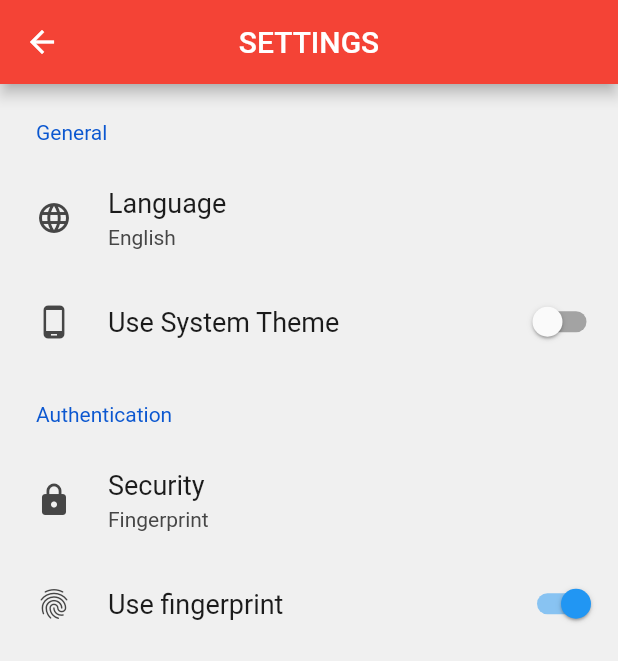
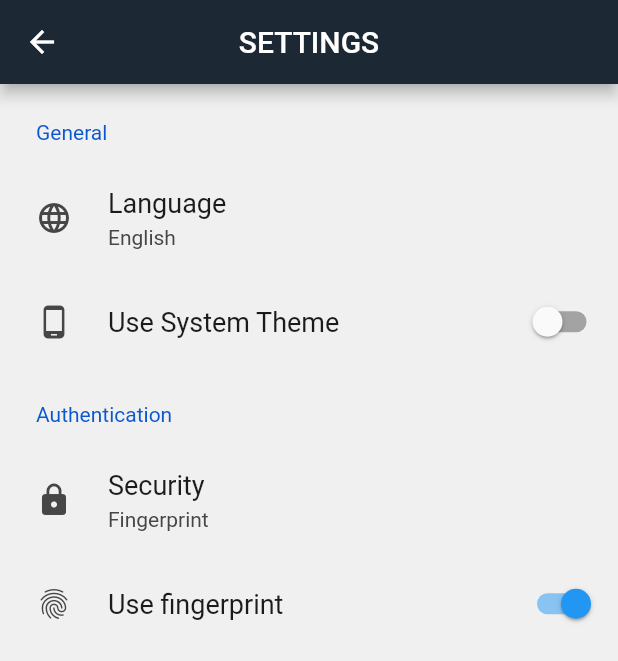
Before and after one commit to Lekta23/cryptoapp_flutter, a Flutter app: the SettingsPage screen opened directly, on a phone screen of 412 x 824 dp. Shown: the top 661 px of the screen. Run offline on Flutter 3.47's test engine with Material 2 defaults, Android fonts, the phone set to English and light mode, and no system bars; drawn by our look-alikes of settings_ui; missing offline and left inert: dart:html; network calls fail.

Commit message:
colors profile

```diff
--- a/lib/screens/profile/profile_page.dart
+++ b/lib/screens/profile/profile_page.dart
@@ -12,7 +12,7 @@ class ProfilePage extends StatelessWidget {
       appBar: AppBar(
         title: Text("Profile".toUpperCase()),
         centerTitle: true,
-        backgroundColor: Colors.red,
+        backgroundColor: Globals.secondaryColor,
       ),
       body: SafeArea(
         child: Column(
--- a/lib/screens/settings/settings_page.dart
+++ b/lib/screens/settings/settings_page.dart
@@ -1,6 +1,8 @@
 import 'package:flutter/material.dart';
 import 'package:flutter/widgets.dart';
 import 'package:settings_ui/settings_ui.dart';
+
+import '../../globals.dart';
 
 class SettingsPage extends StatelessWidget {
   bool isSwitched = false;
@@ -10,7 +12,7 @@ class SettingsPage extends StatelessWidget {
     appBar: AppBar(
       title: Text("Settings".toUpperCase()),
       centerTitle: true,
-      backgroundColor: Colors.red,
+      backgroundColor: Globals.secondaryColor,
     ),
     body: SettingsList(
         sections: [
```
